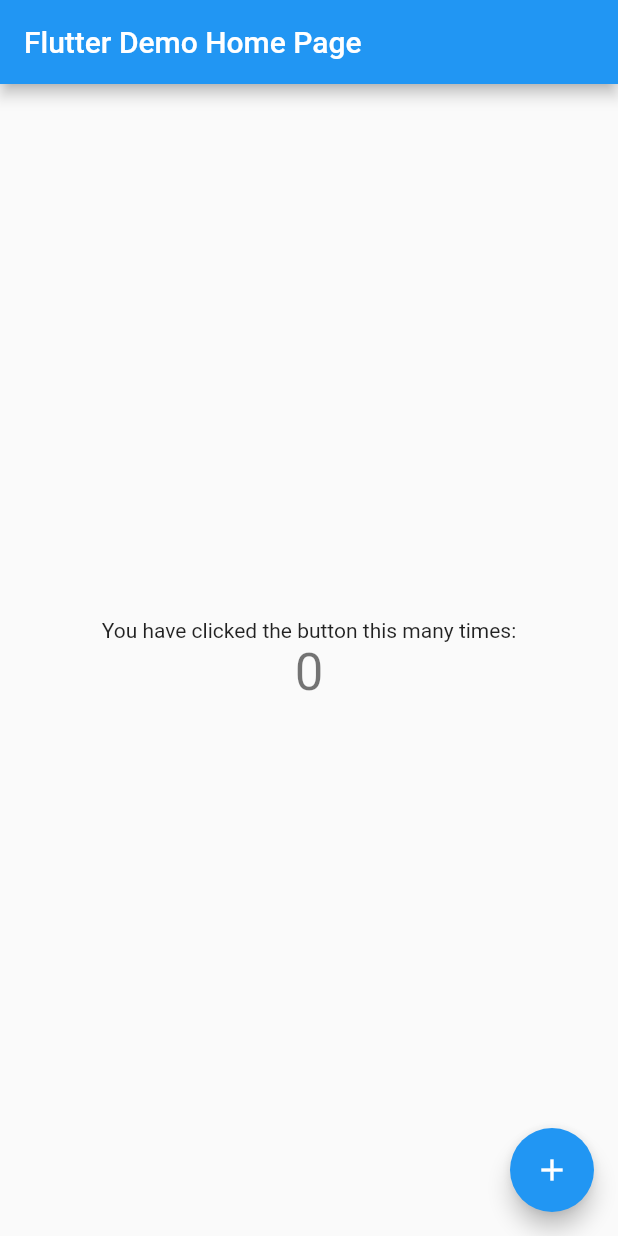
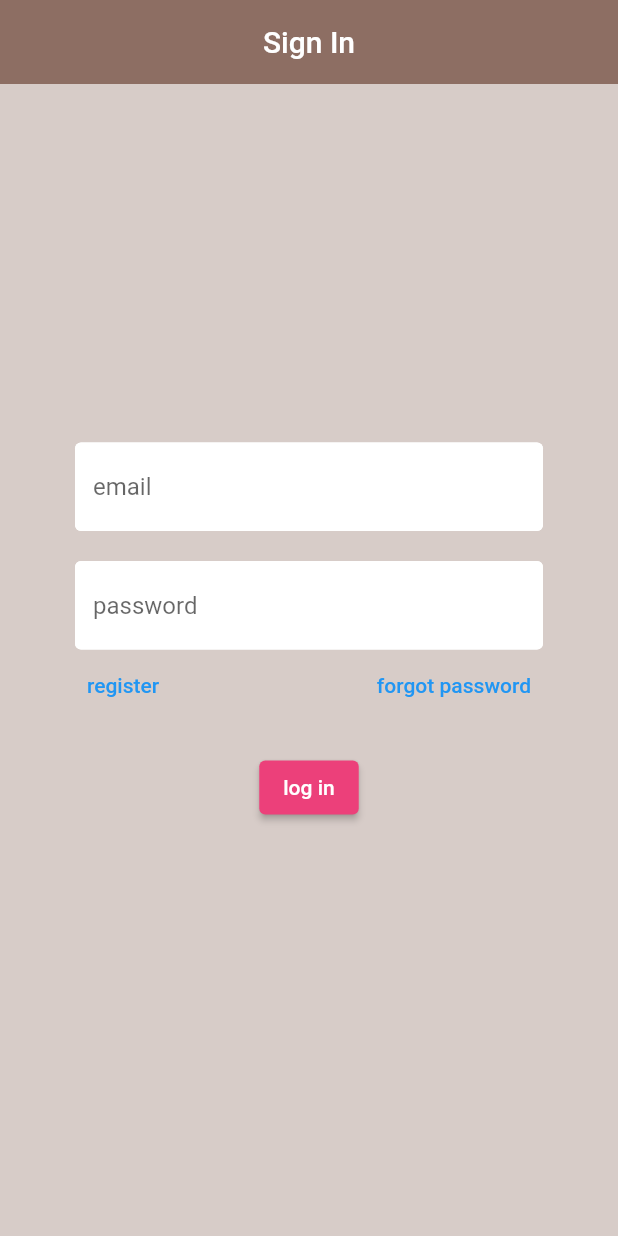
Before and after one commit to yamaad/MBS-mobile-app, a Flutter app: the screen it shows after launch, on a phone screen of 412 x 824 dp. Run offline on Flutter 3.47's test engine with Material 2 defaults, Android fonts, the light colour scheme and no system bars; our stand-ins replace firebase_auth, firebase_core; accounts and stored records are empty.

Commit message:
register&login

```diff
--- /dev/null
+++ b/lib/components/customTextField.dart
@@ -0,0 +1,35 @@
+import 'package:flutter/material.dart';
+
+class CustomTextField extends StatelessWidget {
+  final String hintText;
+  final bool obscureText;
+  final Function(String)? onChanged;
+  String? Function(String?)? validator;
+
+  CustomTextField({
+    required this.hintText,
+    this.obscureText = false,
+    this.onChanged,
+    this.validator,
+  });
+
+  @override
+  Widget build(BuildContext context) {
+    return TextFormField(
+      validator: validator,
+      obscureText: obscureText,
+      onChanged: onChanged,
+      decoration: InputDecoration(
+        filled: true,
+        fillColor: Colors.white,
+        hintText: hintText,
+        enabledBorder: OutlineInputBorder(
+          borderSide: BorderSide(color: Colors.white),
+        ),
+        focusedBorder: OutlineInputBorder(
+          borderSide: BorderSide(color: Colors.white),
+        ),
+      ),
+    );
+  }
+}
--- a/lib/main.dart
+++ b/lib/main.dart
@@ -1,115 +1,29 @@
 import 'package:flutter/material.dart';
+import 'package:mbs_fyp/models/user.dart';
+import 'package:mbs_fyp/screens/wrapper.dart';
+import 'package:firebase_core/firebase_core.dart';
+import 'package:mbs_fyp/services/authService.dart';
+import 'package:provider/provider.dart';
 
-void main() {
-  runApp(const MyApp());
+
+void main() async {
+  WidgetsFlutterBinding.ensureInitialized();
+  await Firebase.initializeApp();
+  runApp(MyApp());
 }
 
 class MyApp extends StatelessWidget {
-  const MyApp({super.key});
+  const MyApp({Key? key});
 
   // This widget is the root of your application.
   @override
   Widget build(BuildContext context) {
-    return MaterialApp(
-      title: 'Flutter Demo',
-      theme: ThemeData(
-        // This is the theme of your application.
-        //
-        // Try running your application with "flutter run". You'll see the
-        // application has a blue toolbar. Then, without quitting the app, try
-        // changing the primarySwatch below to Colors.green and then invoke
-        // "hot reload" (press "r" in the console where you ran "flutter run",
-        // or simply save your changes to "hot reload" in a Flutter IDE).
-        // Notice that the counter didn't reset back to zero; the application
-        // is not restarted.
-        primarySwatch: Colors.blue,
+    return StreamProvider<MbsUser?>.value(
+      value: AuthSevrices().user,
+      initialData: null,
+      child: MaterialApp(
+        home: Wrapper(),
       ),
-      home: const MyHomePage(title: 'Flutter Demo Home Page'),
     );
   }
 }
-
-class MyHomePage extends StatefulWidget {
-  const MyHomePage({super.key, required this.title});
-
-  // This widget is the home page of your application. It is stateful, meaning
-  // that it has a State object (defined below) that contains fields that affect
-  // how it looks.
-
-  // This class is the configuration for the state. It holds the values (in this
-  // case the title) provided by the parent (in this case the App widget) and
-  // used by the build method of the State. Fields in a Widget subclass are
-  // always marked "final".
-
-  final String title;
-
-  @override
-  State<MyHomePage> createState() => _MyHomePageState();
-}
-
-class _MyHomePageState extends State<MyHomePage> {
-  int _counter = 0;
-
-  void _incrementCounter() {
-    setState(() {
-      // This call to setState tells the Flutter framework that something has
-      // changed in this State, which causes it to rerun the build method below
-      // so that the display can reflect the updated values. If we changed
-      // _counter without calling setState(), then the build method would not be
-      // called again, and so nothing would appear to happen.
-      _counter++;
-    });
-  }
-
-  @override
-  Widget build(BuildContext context) {
-    // This method is rerun every time setState is called, for instance as done
-    // by the _incrementCounter method above.
-    //
-    // The Flutter framework has been optimized to make rerunning build methods
-    // fast, so that you can just rebuild anything that needs updating rather
-    // than having to individually change instances of widgets.
-    return Scaffold(
-      appBar: AppBar(
-        // Here we take the value from the MyHomePage object that was created by
-        // the App.build method, and use it to set our appbar title.
-        title: Text(widget.title),
-      ),
-      body: Center(
-        // Center is a layout widget. It takes a single child and positions it
-        // in the middle of the parent.
-        child: Column(
-          // Column is also a layout widget. It takes a list of children and
-          // arranges them vertically. By default, it sizes itself to fit its
-          // children horizontally, and tries to be as tall as its parent.
-          //
-          // Invoke "debug painting" (press "p" in the console, choose the
-          // "Toggle Debug Paint" action from the Flutter Inspector in Android
-          // Studio, or the "Toggle Debug Paint" command in Visual Studio Code)
-          // to see the wireframe for each widget.
-          //
-          // Column has various properties to control how it sizes itself and
-          // how it positions its children. Here we use mainAxisAlignment to
-          // center the children vertically; the main axis here is the vertical
-          // axis because Columns are vertical (the cross axis would be
-          // horizontal).
-          mainAxisAlignment: MainAxisAlignment.center,
-          children: <Widget>[
-            const Text(
-              'You have clicked the button this many times:',
-            ),
-            Text(
-              '$_counter',
-              style: Theme.of(context).textTheme.headlineMedium,
-            ),
-          ],
-        ),
-      ),
-      floatingActionButton: FloatingActionButton(
-        onPressed: _incrementCounter,
-        tooltip: 'Increment',
-        child: const Icon(Icons.add),
-      ), // This trailing comma makes auto-formatting nicer for build methods.
-    );
-  }
-}
--- /dev/null
+++ b/lib/models/user.dart
@@ -0,0 +1,5 @@
+class MbsUser {
+  final String uid;
+
+  MbsUser({required this.uid});
+}
--- /dev/null
+++ b/lib/models/validator.dart
@@ -0,0 +1,31 @@
+class Validator {
+  String? validatePassword(String? value) {
+    if (value!.length < 12) {
+      return "password must more than be 12 charters ";
+    }
+    if (!value.contains(RegExp(r'[A-Z]'))) {
+      return "password must contian at least one upper case";
+    }
+    if (!value.contains(RegExp(r'[a-z]'))) {
+      return "password must contian at least one lower case";
+    }
+    if (!value.contains(RegExp(r'[0-9]'))) {
+      return "password must contian at least a number";
+    }
+    if (!value.contains(RegExp(r'[!@#$%^&*(),.?":{}|<>]'))) {
+      return "Password must contain one special character.";
+    }
+    return null;
+  }
+
+  String? validateEmail(String? value) {
+    if (value == null || value.isEmpty) {
+      return 'Please enter your email address.';
+    }
+    final emailRegex = RegExp(r'^[\w-\.]+@([\w-]+\.)+[\w-]{2,4}$');
+    if (!emailRegex.hasMatch(value)) {
+      return 'Please enter a valid email address.';
+    }
+    return null;
+  }
+}
--- /dev/null
+++ b/lib/screens/authenticate/authenticate.dart
@@ -0,0 +1,28 @@
+import 'package:flutter/material.dart';
+import 'package:mbs_fyp/screens/authenticate/signin.dart';
+import 'package:mbs_fyp/screens/authenticate/signup.dart';
+
+class Authenticate extends StatefulWidget {
+  const Authenticate({super.key});
+
+  @override
+  State<Authenticate> createState() => _AuthenticateState();
+}
+
+class _AuthenticateState extends State<Authenticate> {
+  bool showRegisterPage = false;
+  void toggleView() {
+    setState(() {
+      showRegisterPage = !showRegisterPage;
+    });
+  }
+
+  @override
+  Widget build(BuildContext context) {
+    return Container(
+      child: showRegisterPage
+          ? Signup(toggleView: toggleView)
+          : Signin(toggleView: toggleView),
+    );
+  }
+}
--- /dev/null
+++ b/lib/screens/authenticate/signin.dart
@@ -0,0 +1,95 @@
+import 'package:flutter/material.dart';
+
+import 'package:mbs_fyp/services/authService.dart';
+import 'package:mbs_fyp/components/customTextField.dart';
+
+class Signin extends StatefulWidget {
+  final Function toggleView;
+  const Signin({required this.toggleView});
+
+  @override
+  State<Signin> createState() => _SigninState();
+}
+
+class _SigninState extends State<Signin> {
+  final AuthSevrices _auth = AuthSevrices();
+  final _formkey = GlobalKey<FormState>();
+  String ServerError = '';
+  String email = '';
+  String password = '';
+
+  @override
+  Widget build(BuildContext context) {
+    return Scaffold(
+      backgroundColor: Colors.brown[100],
+      appBar: AppBar(
+        backgroundColor: Colors.brown[400],
+        elevation: 0.0,
+        title: Text("Sign In"),
+        centerTitle: true,
+      ),
+      body: Center(
+        child: Container(
+            padding: EdgeInsets.symmetric(vertical: 20.0, horizontal: 50.0),
+            child: Form(
+              key: _formkey,
+              child: Column(
+                mainAxisSize: MainAxisSize.min,
+                children: [
+                  CustomTextField(
+                    validator: (value) =>
+                        value!.isEmpty ? "Enter your email" : null,
+                    hintText: 'email ',
+                    onChanged: (value) => {setState(() => email = value)},
+                  ),
+                  SizedBox(height: 20),
+                  CustomTextField(
+                    validator: (value) =>
+                        value!.isEmpty ? "Enter your password" : null,
+                    obscureText: true,
+                    hintText: 'password',
+                    onChanged: (value) => {setState(() => password = value)},
+                  ),
+                  Row(
+                    children: [
+                      TextButton(
+                        onPressed: () async {
+                          widget.toggleView();
+                        },
+                        child: Text("register"),
+                      ),
+                      Spacer(),
+                      TextButton(
+                        onPressed: () async {},
+                        child: Text("forgot password"),
+                      ),
+                    ],
+                  ),
+                  SizedBox(height: 20),
+                  ElevatedButton(
+                    onPressed: () async {
+                      if (_formkey.currentState!.validate()) {
+                        String result = await _auth.signIn(email, password);
+                        setState(() {
+                          ServerError = result;
+                        });
+                      }
+                    },
+                    child: Text('log in'),
+                    style: ElevatedButton.styleFrom(
+                      backgroundColor: Colors.pink[
+                          400], // change the background color of the button
+                    ),
+                  ),
+                  SizedBox(height: 20),
+                  Text(
+                    ServerError,
+                    style: TextStyle(color: Colors.red),
+                  )
+                ],
+              ),
+            )),
+      ),
+    );
+  }
+}
--- /dev/null
+++ b/lib/screens/wrapper.dart
@@ -0,0 +1,15 @@
+import 'package:flutter/src/widgets/framework.dart';
+import 'package:mbs_fyp/models/user.dart';
+import 'package:mbs_fyp/screens/authenticate/authenticate.dart';
+import 'package:mbs_fyp/screens/home/customer/customerHome.dart';
+import 'package:provider/provider.dart';
+
+class Wrapper extends StatelessWidget {
+  const Wrapper({super.key});
+
+  @override
+  Widget build(BuildContext context) {
+    final user = Provider.of<MbsUser?>(context);
+    return user != null ? CustomerHome() : Authenticate();
+  }
+}
--- /dev/null
+++ b/lib/services/authService.dart
@@ -0,0 +1,59 @@
+import 'package:firebase_auth/firebase_auth.dart';
+
+import '../models/user.dart';
+
+class AuthSevrices {
+  // create user obj based on firebase user
+  MbsUser? _userFromFirebaseUser(User? user) {
+    if (user != null) {
+      return MbsUser(uid: user.uid);
+    }
+    return null;
+  }
+
+  // listen to auth change
+  Stream<MbsUser?> get user {
+    return FirebaseAuth.instance
+        .userChanges()
+        .map((User? user) => _userFromFirebaseUser(user));
+  }
+
+  // sign up
+  Future signUp(
+      final emailAddress, final password, final confirmPassword) async {
+    if (password == confirmPassword) {
+      try {
+        final credential =
+            await FirebaseAuth.instance.createUserWithEmailAndPassword(
+          email: emailAddress,
+          password: password,
+        );
+        return '';
+      } on FirebaseAuthException catch (e) {
+        if (e.code == 'email-already-in-use') {
+          return 'The account already exists for that email.';
+        }
+      } catch (e) {
+        return e.toString();
+      }
+    } else {
+      return "password doesn't match";
+    }
+  }
+
+  // sign in
+  Future signIn(final emailAddress, final password) async {
+    try {
+      final credential = await FirebaseAuth.instance
+          .signInWithEmailAndPassword(email: emailAddress, password: password);
+      return '';
+    } catch (e) {
+      return "invalid login";
+    }
+  }
+
+  // sign out
+  Future signOut() async {
+    await FirebaseAuth.instance.signOut();
+  }
+}
--- a/pubspec.yaml
+++ b/pubspec.yaml
@@ -35,6 +35,10 @@
   # The following adds the Cupertino Icons font to your application.
   # Use with the CupertinoIcons class for iOS style icons.
   cupertino_icons: ^1.0.2
+  firebase_auth: ^4.5.0
+  cloud_firestore: ^4.6.0
+  firebase_core: ^2.11.0
+  provider: ^6.0.5
 
 dev_dependencies:
   flutter_test:
```
Also changed, not shown: lib/screens/authenticate/signup.dart (added, +104 -0 lines), lib/screens/home/customer/customerHome.dart (added, +39 -0 lines), pubspec.lock, 15 other files.
